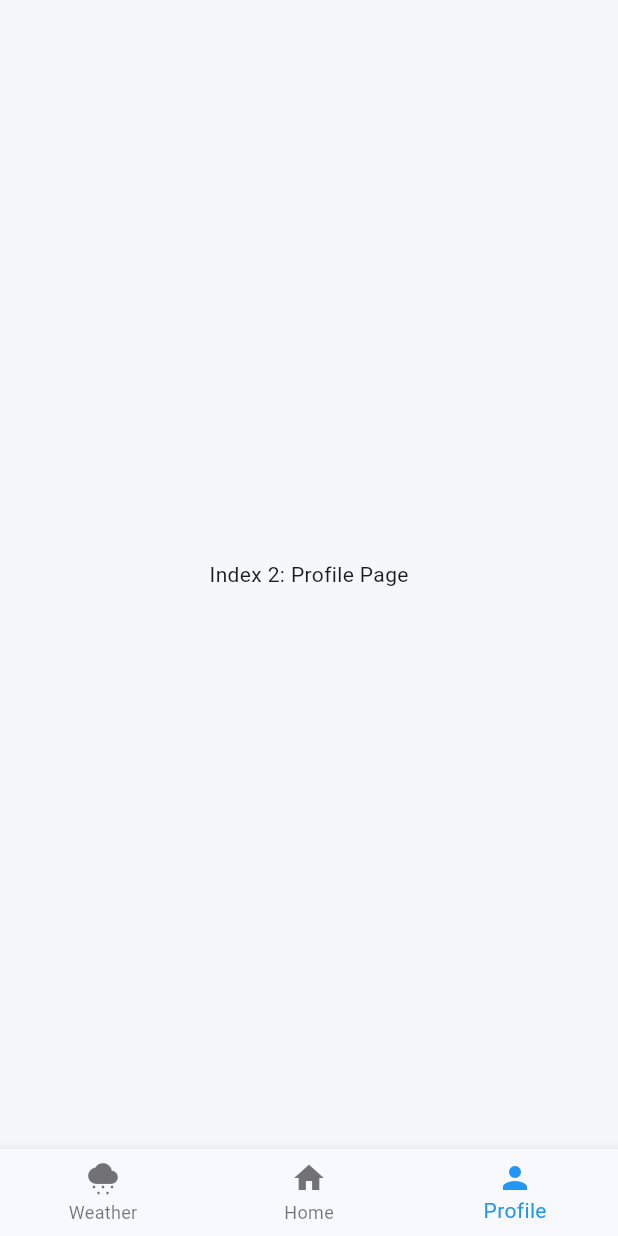
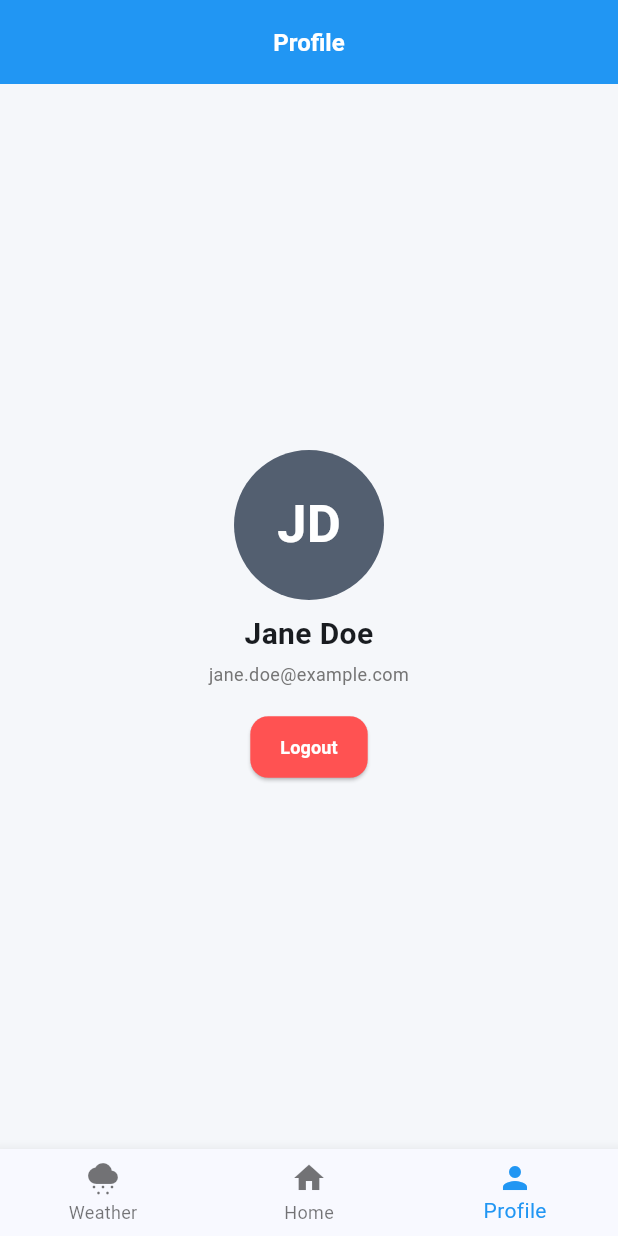
Before and after one commit to putubgs/weather_app_with_adaptive_ui, a Flutter app: the screen it shows after launch, item 3 of the bottom bar chosen, on a phone screen of 412 x 824 dp. Run offline on Flutter 3.47's test engine with Material 3 defaults, Android fonts, the phone set to English and light mode, and no system bars.

Commit message:
feat: add profile page

```diff
--- a/lib/screens/profile_page.dart
+++ b/lib/screens/profile_page.dart
@@ -0,0 +1,107 @@
+import 'package:flutter/material.dart';
+import '../constants/app_constants.dart';
+
+class ProfilePage extends StatelessWidget {
+  const ProfilePage({super.key});
+
+  @override
+  Widget build(BuildContext context) {
+    final theme = Theme.of(context);
+    final colorScheme = theme.colorScheme;
+    final isLargeScreen =
+        MediaQuery.of(context).size.width > AppConstants.mobileBreakpoint;
+
+    final double avatarRadius = isLargeScreen ? 70 : 50;
+    final double nameFontSize = isLargeScreen ? AppConstants.fontXXLarge + 2 : AppConstants.fontXLarge + 2;
+    final double emailFontSize = isLargeScreen ? AppConstants.fontMedium : AppConstants.fontSmall;
+    final double logoutButtonFontSize = isLargeScreen ? AppConstants.fontMedium : AppConstants.fontSmall;
+    final double buttonHorizontalPadding = isLargeScreen ? 30 : 20;
+    final double buttonVerticalPadding = isLargeScreen ? 15 : 12;
+    final double mainPadding = isLargeScreen ? AppConstants.paddingLarge : AppConstants.paddingMedium;
+    final double elementSpacing = AppConstants.paddingSmall;
+
+
+    return Scaffold(
+      appBar: AppBar(
+        title: Text(
+          'Profile',
+          style: TextStyle(
+            fontSize: isLargeScreen ? AppConstants.fontXLarge : AppConstants.fontLarge,
+            fontWeight: FontWeight.bold,
+            color: theme.appBarTheme.titleTextStyle?.color ?? Colors.white,
+          ),
+        ),
+        centerTitle: true,
+        backgroundColor: theme.appBarTheme.backgroundColor ?? colorScheme.primary,
+      ),
+      body: Center(
+        child: SingleChildScrollView(
+          padding: EdgeInsets.all(mainPadding),
+          child: Column(
+            mainAxisAlignment: MainAxisAlignment.center,
+            children: [
+              CircleAvatar(
+                radius: avatarRadius,
+                backgroundColor: colorScheme.secondary,
+                child: Text(
+                  'JD',
+                  style: TextStyle(
+                    fontSize: avatarRadius * 0.7,
+                    fontWeight: FontWeight.bold,
+                    color: theme.colorScheme.onSecondary,
+                  ),
+                ),
+              ),
+              SizedBox(height: elementSpacing),
+
+              Text(
+                'Jane Doe',
+                textAlign: TextAlign.center,
+                style: TextStyle(
+                  fontSize: nameFontSize,
+                  fontWeight: FontWeight.bold,
+                  color: theme.textTheme.titleLarge?.color ?? colorScheme.onSurface,
+                ),
+              ),
+              SizedBox(height: elementSpacing / 2),
+
+              Text(
+                'jane.doe@example.com',
+                textAlign: TextAlign.center,
+                style: TextStyle(
+                  fontSize: emailFontSize,
+                  color: Colors.grey[600],
+                ),
+              ),
+              SizedBox(height: isLargeScreen ? AppConstants.paddingMedium * 1.5 : AppConstants.paddingMedium),
+
+              ElevatedButton(
+                onPressed: () {
+                  print('Logout tapped');
+                },
+                style: ElevatedButton.styleFrom(
+                  backgroundColor: Colors.redAccent,
+                  padding: EdgeInsets.symmetric(
+                    horizontal: buttonHorizontalPadding,
+                    vertical: buttonVerticalPadding,
+                  ),
+                  shape: RoundedRectangleBorder(
+                    borderRadius: BorderRadius.circular(AppConstants.cardBorderRadius),
+                  ),
+                ),
+                child: Text(
+                  'Logout',
+                  style: TextStyle(
+                    fontSize: logoutButtonFontSize,
+                    color: Colors.white,
+                    fontWeight: FontWeight.bold,
+                  ),
+                ),
+              ),
+            ],
+          ),
+        ),
+      ),
+    );
+  }
+}
--- a/lib/widgets/bottom_navigation.dart
+++ b/lib/widgets/bottom_navigation.dart
@@ -4,6 +4,7 @@ import '../data/weather_data.dart';
 import '../models/weather_model.dart';
 import '../screens/weather_home_screen.dart';
 import '../screens/current_weather.dart';
+import '../screens/profile_page.dart';
 
 class BottomNavBar extends StatefulWidget {
   const BottomNavBar({super.key});
@@ -36,7 +37,7 @@ class _BottomNavBarState extends State<BottomNavBar> {
     final pages = <Widget>[
       const WeatherHomeScreen(),
       CurrentWeatherScreen(weather: _defaultWeather),
-      const Center(child: Text('Index 2: Profile Page')),
+      const ProfilePage(),
     ];
 
     return Scaffold(
```
